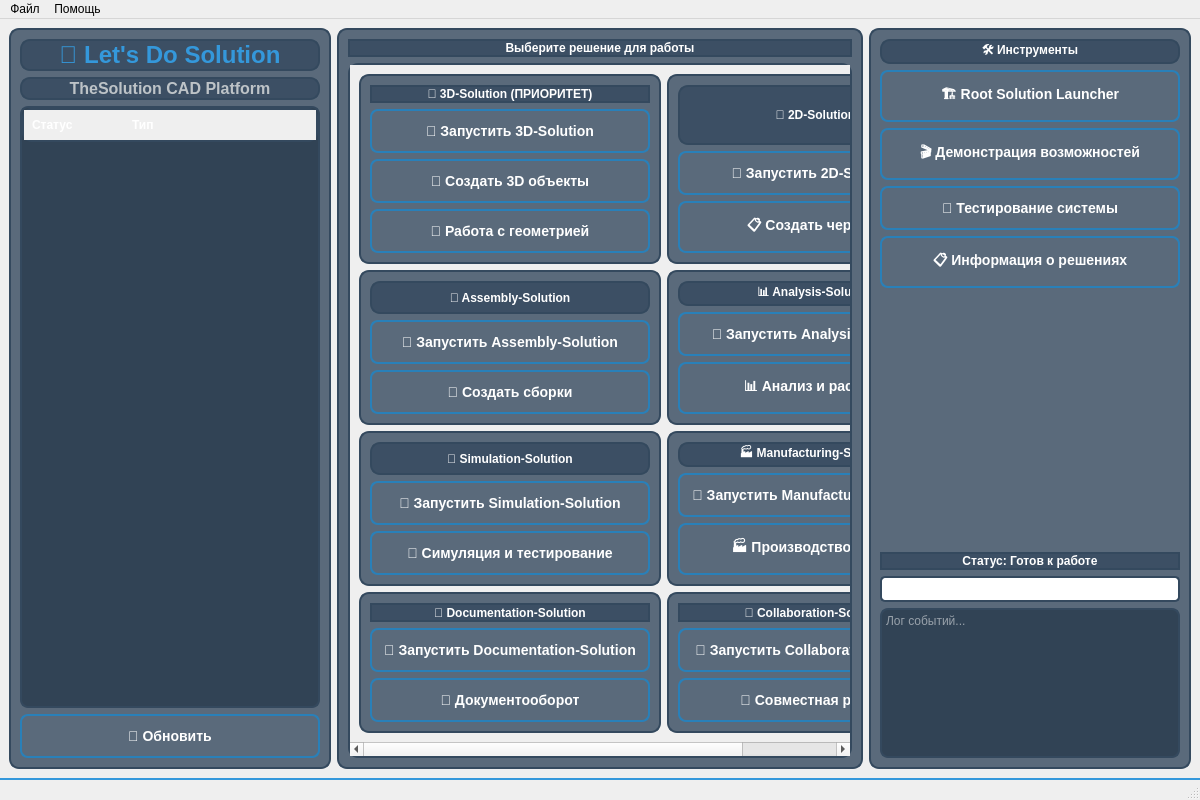
Qt form Gui/lets_do_solution.ui (cebdan/TheSolution) before a commit.
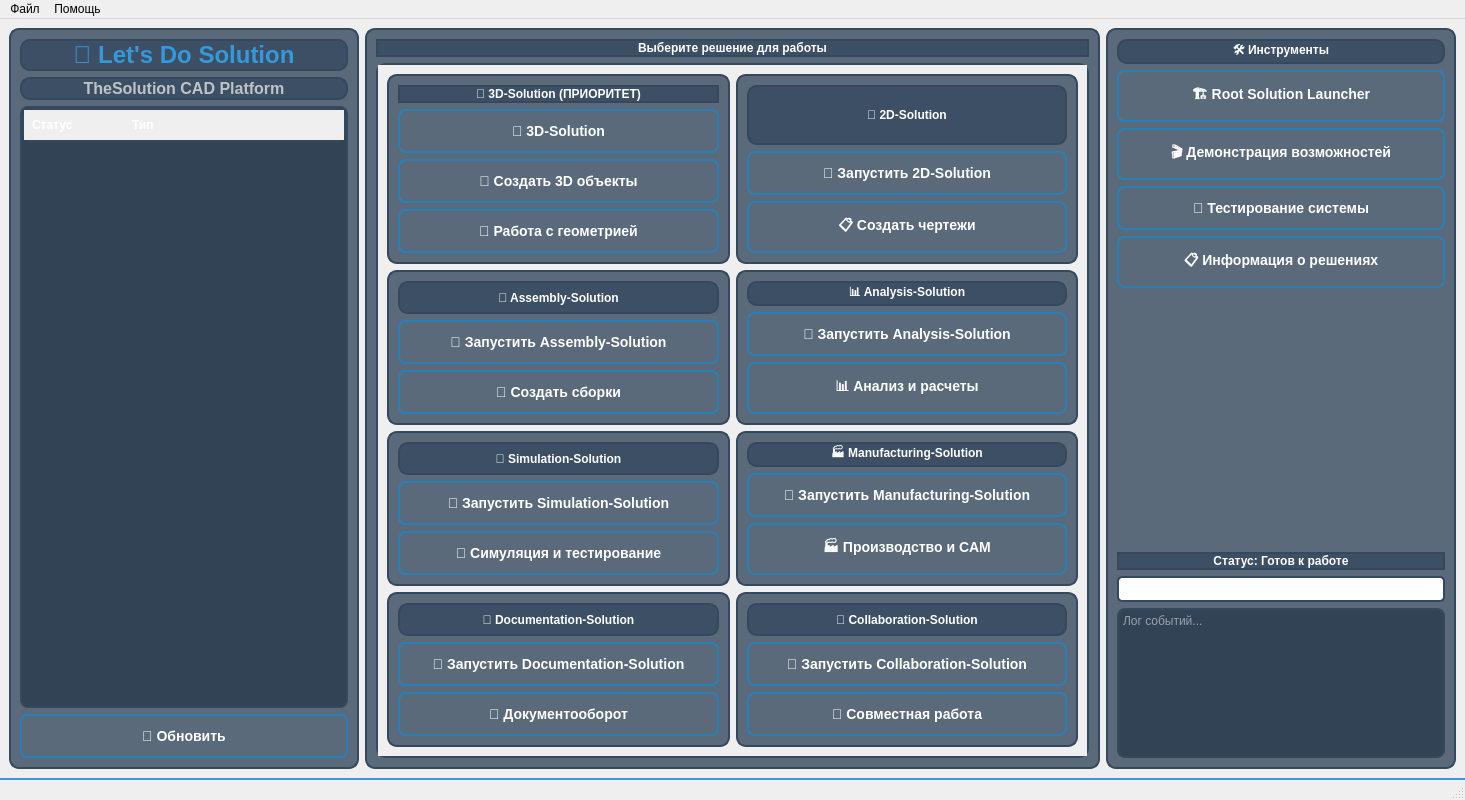
The same form after that commit.

```diff
--- a/Gui/lets_do_solution.ui
+++ b/Gui/lets_do_solution.ui
@@ -6,7 +6,7 @@
    <rect>
     <x>0</x>
     <y>0</y>
-    <width>1200</width>
+    <width>1465</width>
     <height>800</height>
    </rect>
   </property>
@@ -234,8 +234,8 @@
            <rect>
             <x>0</x>
             <y>0</y>
-            <width>598</width>
-            <height>698</height>
+            <width>709</width>
+            <height>692</height>
            </rect>
           </property>
           <layout class="QGridLayout" name="gridLayout">
@@ -261,7 +261,7 @@
               <item>
                <widget class="QPushButton" name="launch3DButton">
                 <property name="text">
-                 <string>🚀 Запустить 3D-Solution</string>
+                 <string>🚀 3D-Solution</string>
                 </property>
                </widget>
               </item>
@@ -648,7 +648,7 @@
     <rect>
      <x>0</x>
      <y>0</y>
-     <width>1200</width>
+     <width>1465</width>
      <height>21</height>
     </rect>
    </property>
```
Left out of the diff: 6 changed lines with no effect on the pictures.
